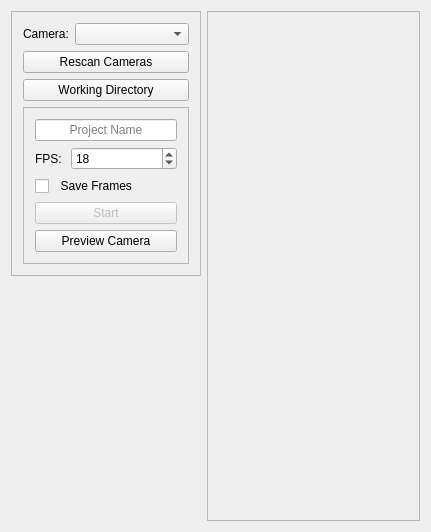
This is src/forms/mainwindow.ui in vale981/Taevitas as Qt 5 draws it before an edit. The edited form follows.
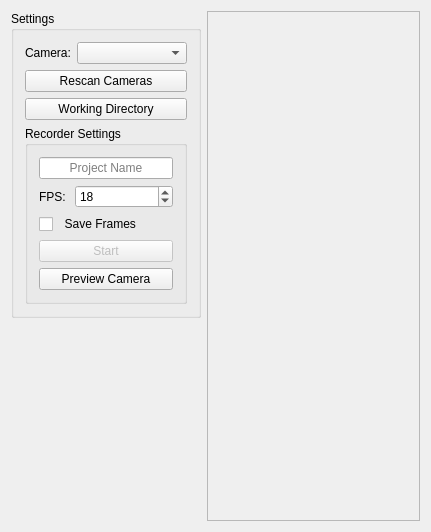
This is the edited form.

```diff
--- a/src/forms/mainwindow.ui
+++ b/src/forms/mainwindow.ui
@@ -30,7 +30,7 @@
        <enum>QLayout::SetFixedSize</enum>
       </property>
       <item>
-       <widget class="QFrame" name="frame">
+       <widget class="QGroupBox" name="groupBox">
         <property name="sizePolicy">
          <sizepolicy hsizetype="Preferred" vsizetype="Preferred">
           <horstretch>0</horstretch>
@@ -43,11 +43,8 @@
           <height>16777215</height>
          </size>
         </property>
-        <property name="frameShape">
-         <enum>QFrame::StyledPanel</enum>
-        </property>
-        <property name="frameShadow">
-         <enum>QFrame::Raised</enum>
+        <property name="title">
+         <string>Settings</string>
         </property>
         <layout class="QVBoxLayout" name="verticalLayout">
          <item>
@@ -101,18 +98,15 @@
           </widget>
          </item>
          <item>
-          <widget class="QFrame" name="recOptions">
+          <widget class="QGroupBox" name="recOptions">
            <property name="sizePolicy">
             <sizepolicy hsizetype="Preferred" vsizetype="Preferred">
              <horstretch>0</horstretch>
              <verstretch>0</verstretch>
             </sizepolicy>
            </property>
-           <property name="frameShape">
-            <enum>QFrame::StyledPanel</enum>
-           </property>
-           <property name="frameShadow">
-            <enum>QFrame::Raised</enum>
+           <property name="title">
+            <string>Recorder Settings</string>
            </property>
            <layout class="QVBoxLayout" name="verticalLayout_4">
             <item>
```
